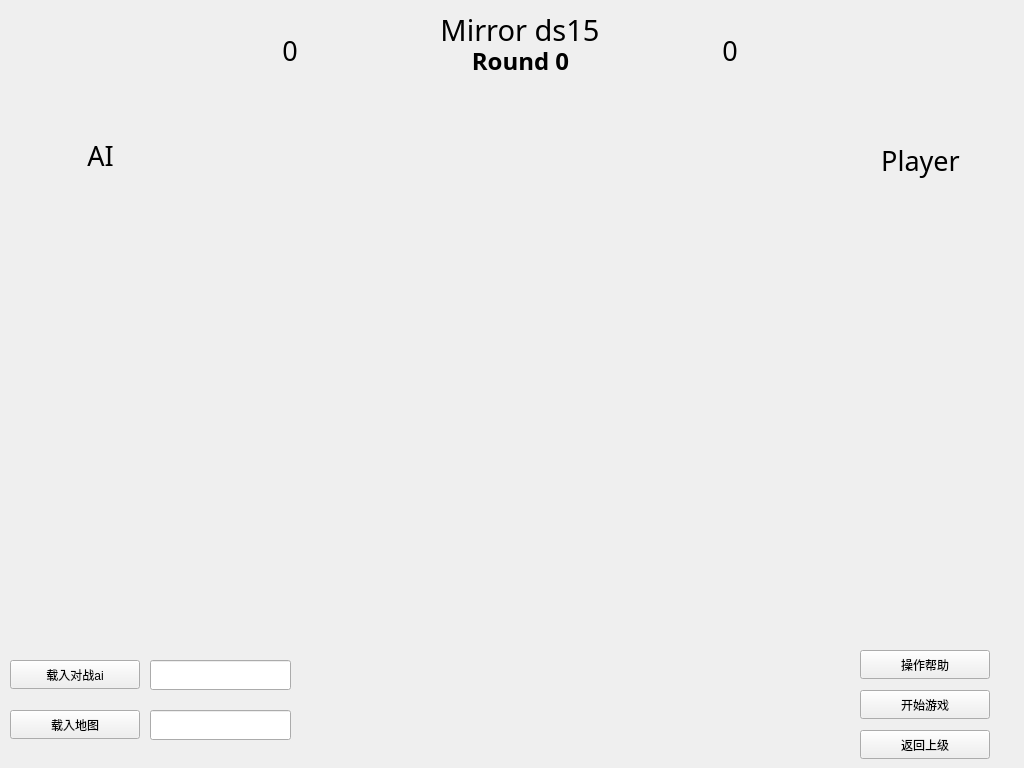
Above: Main_window/part_humanvsai.ui from lindexWindy/ds15UI before the change. Below: the same form after it.
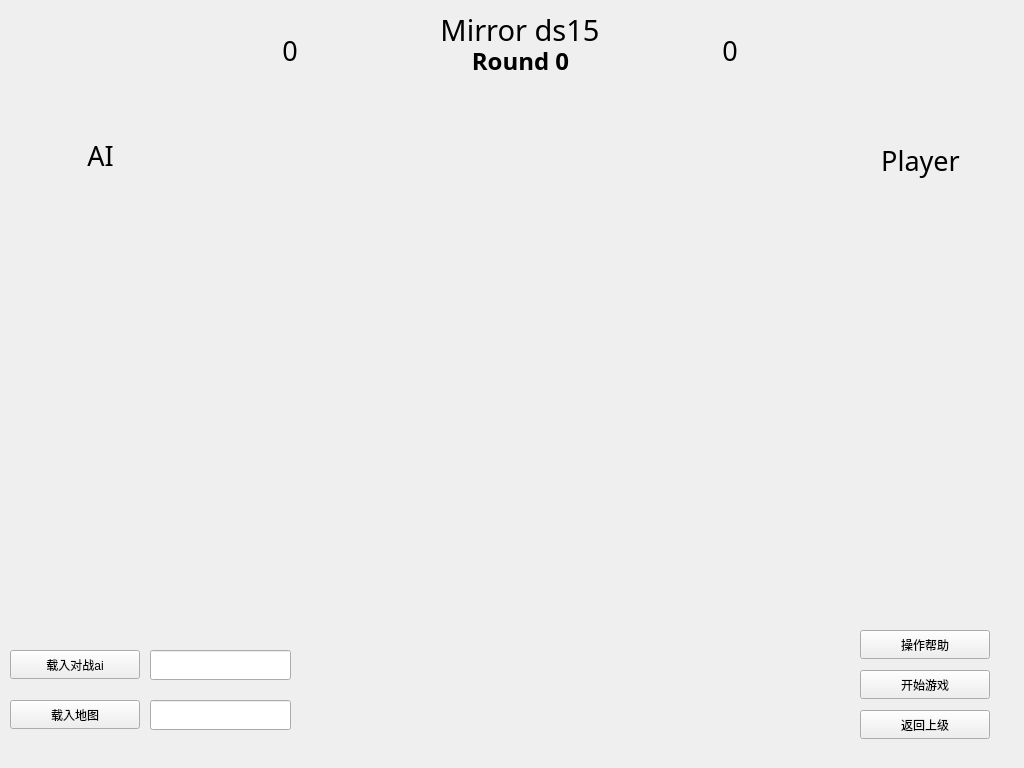
That is the form after the change.

```diff
--- a/Main_window/part_humanvsai.ui
+++ b/Main_window/part_humanvsai.ui
@@ -17,7 +17,7 @@
    <property name="geometry">
     <rect>
      <x>10</x>
-     <y>660</y>
+     <y>650</y>
      <width>130</width>
      <height>29</height>
     </rect>
@@ -30,7 +30,7 @@
    <property name="geometry">
     <rect>
      <x>150</x>
-     <y>660</y>
+     <y>650</y>
      <width>141</width>
      <height>30</height>
     </rect>
@@ -46,7 +46,7 @@
    <property name="geometry">
     <rect>
      <x>10</x>
-     <y>710</y>
+     <y>700</y>
      <width>130</width>
      <height>29</height>
     </rect>
@@ -59,7 +59,7 @@
    <property name="geometry">
     <rect>
      <x>150</x>
-     <y>710</y>
+     <y>700</y>
      <width>141</width>
      <height>30</height>
     </rect>
@@ -97,7 +97,7 @@
    <property name="geometry">
     <rect>
      <x>860</x>
-     <y>690</y>
+     <y>670</y>
      <width>130</width>
      <height>29</height>
     </rect>
@@ -110,7 +110,7 @@
    <property name="geometry">
     <rect>
      <x>860</x>
-     <y>730</y>
+     <y>710</y>
      <width>130</width>
      <height>29</height>
     </rect>
@@ -160,7 +160,7 @@
    <property name="geometry">
     <rect>
      <x>860</x>
-     <y>650</y>
+     <y>630</y>
      <width>130</width>
      <height>29</height>
     </rect>
```
